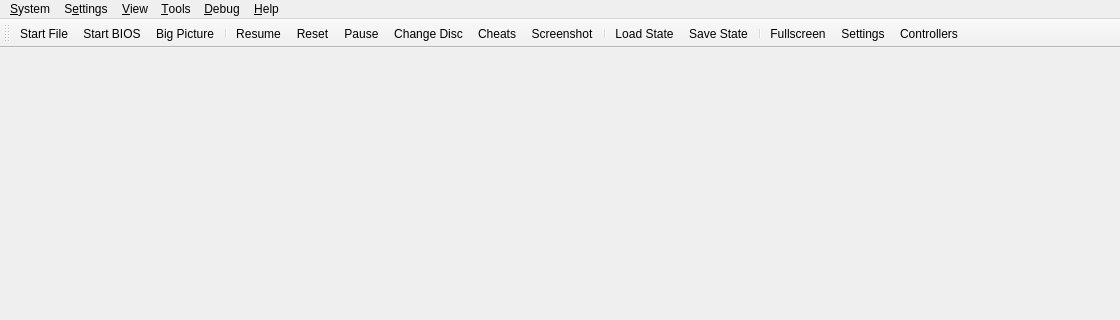
thenotoriousfox/riverhorse, file src/riverhorse-qt/mainwindow.ui: the form before one commit; both pictures show x 0 to 1120 and y 0 to 320 of the 1120 by 720 pixel window.
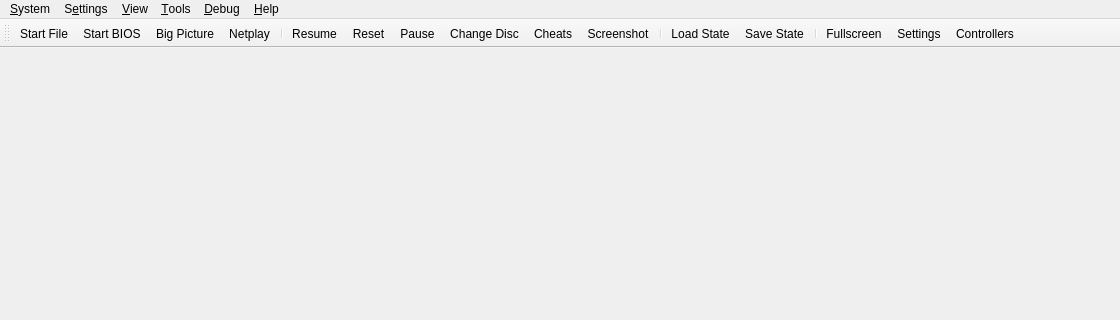
The form after the commit. Icons and pictures are not drawn.

Commit message:
Add a netplay lobby to the desktop app and Big Picture
Listed sessions are shown with the game's cover, host, players and password,
refresh every 10 seconds, and are marked when the game isn't in the game
list. Players join with one press (asking for a password when needed), host a
game from their game list, join by code, and set listing, join approval and
their nickname. The desktop opens it from Netplay in the toolbar or System >
Netplay Lobby; Big Picture from Netplay on the home screen. The desktop Join
dialog now takes a code or address, as the session list lives in the lobby.

Diff of the .ui file:
```diff
--- a/src/riverhorse-qt/mainwindow.ui
+++ b/src/riverhorse-qt/mainwindow.ui
@@ -271,6 +271,7 @@
    <addaction name="actionStartFile"/>
    <addaction name="actionStartBios"/>
    <addaction name="actionStartFullscreenUI2"/>
+   <addaction name="actionNetplayLobby"/>
    <addaction name="separator"/>
    <addaction name="actionResumeLastState"/>
    <addaction name="actionReset"/>
@@ -303,6 +304,17 @@
     <string>Start &amp;Disc...</string>
    </property>
   </action>
+  <action name="actionNetplayLobby">
+   <property name="icon">
+    <iconset theme="global-line"/>
+   </property>
+   <property name="text">
+    <string>Netplay &amp;Lobby...</string>
+   </property>
+   <property name="iconText">
+    <string>Netplay</string>
+   </property>
+  </action>
   <action name="actionCreateNetplaySession">
    <property name="icon">
     <iconset theme="global-line"/>
```
Left out of the diff: 1 changed line with no effect on the pictures. The commit also changes 14 other files.
